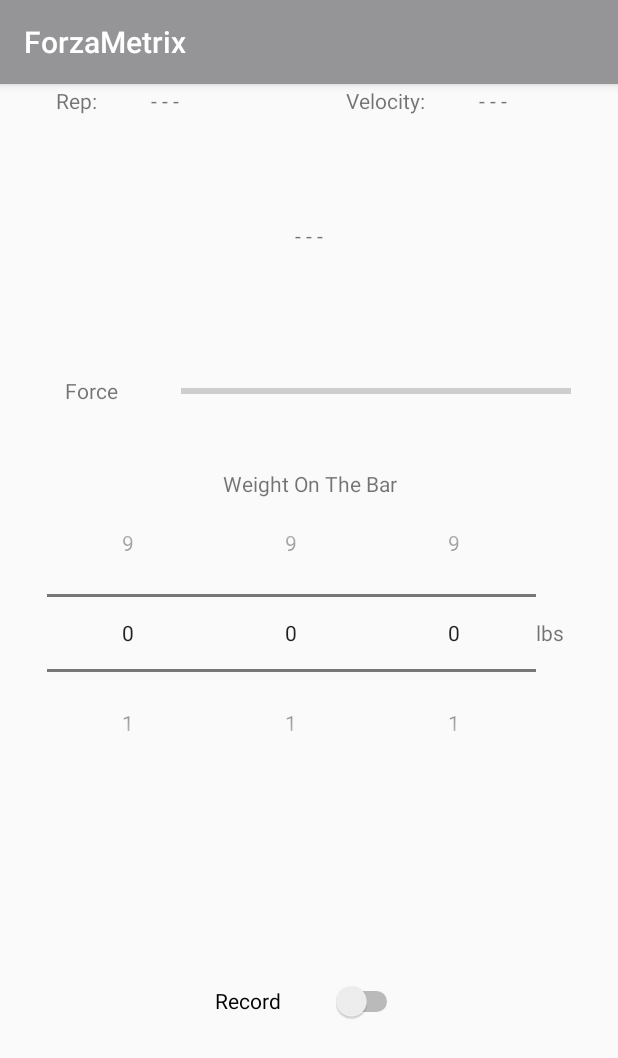
After one commit to jinxed9/vbt-android-app, an Android app: the FragmentPagerActivity screen opened directly, with no data from a screen before it, on a phone screen of 412 x 824 dp. The commit adds this screen. Shown: the top 1058 px of the screen. Run offline under Robolectric (Android 15) with nearby library versions, the phone set to English and light mode, and no system bars.

Commit message:
Added a basic horizontal paging UI

```diff
--- a/app/src/main/AndroidManifest.xml
+++ b/app/src/main/AndroidManifest.xml
@@ -1,8 +1,10 @@
 <?xml version="1.0" encoding="utf-8"?>
 <manifest xmlns:android="http://schemas.android.com/apk/res/android"
     package="com.forzametrix.forzametrix">
+
     <uses-permission android:name="android.permission.WRITE_EXTERNAL_STORAGE" />
     <uses-permission android:name="android.permission.READ_EXTERNAL_STORAGE" />
+
     <application
         android:allowBackup="true"
         android:icon="@mipmap/ic_launcher_fm"
@@ -10,8 +12,7 @@
         android:roundIcon="@mipmap/ic_launcher_round"
         android:supportsRtl="true"
         android:theme="@style/AppTheme">
-        <activity android:name=".logger.LoggerActivity">
-        </activity>
+        <activity android:name=".logger.LoggerActivity" />
         <activity
             android:name=".splash.SplashActivity"
             android:label="@string/title_activity_splash"
@@ -22,6 +23,7 @@
                 <category android:name="android.intent.category.LAUNCHER" />
             </intent-filter>
         </activity>
+        <activity android:name=".pager.FragmentPagerActivity"></activity>
     </application>
 
 </manifest>
--- /dev/null
+++ b/app/src/main/java/com/forzametrix/forzametrix/pager/FragmentPagerActivity.java
@@ -0,0 +1,87 @@
+package com.forzametrix.forzametrix.pager;
+
+import android.Manifest;
+import android.support.v4.app.ActivityCompat;
+import android.support.v4.app.Fragment;
+import android.support.v4.app.FragmentManager;
+import android.support.v4.app.FragmentPagerAdapter;
+import android.support.v4.app.FragmentTransaction;
+import android.support.v4.app.ListFragment;
+import android.support.v4.content.ContextCompat;
+import android.support.v4.view.ViewPager;
+import android.support.v7.app.AppCompatActivity;
+import android.os.Bundle;
+import android.util.Log;
+import android.view.LayoutInflater;
+import android.view.View;
+import android.view.ViewGroup;
+import android.widget.ArrayAdapter;
+import android.widget.Button;
+import android.widget.ListView;
+import android.widget.TextView;
+
+import com.forzametrix.forzametrix.R;
+import com.forzametrix.forzametrix.data.DataRecorder;
+import com.forzametrix.forzametrix.logger.LoggerFragment;
+import com.forzametrix.forzametrix.logger.LoggerPresenter;
+import com.forzametrix.forzametrix.velocity.VelocityFragment;
+
+import java.util.logging.Logger;
+
+import static android.content.pm.PackageManager.PERMISSION_DENIED;
+
+public class FragmentPagerActivity extends AppCompatActivity {
+    static final int NUM_ITEMS = 2;
+    Adapter mAdapter;
+    ViewPager mPager;
+    static LoggerFragment lf;
+    static LoggerPresenter mLoggerPresenter;
+    static DataRecorder mDataRecorder;
+
+
+    @Override
+    protected void onCreate(Bundle savedInstanceState) {
+        super.onCreate(savedInstanceState);
+        setContentView(R.layout.fragment_pager);
+
+        int MY_PERMISSION_REQUEST_EXTERNAL_WRITE = 0;
+
+        //permission check. this needs to be implemented better
+        int permissionCheck = ContextCompat.checkSelfPermission(this, Manifest.permission.WRITE_EXTERNAL_STORAGE);
+
+        if(permissionCheck == PERMISSION_DENIED){
+            //request permissions
+            ActivityCompat.requestPermissions(this,new String[]{Manifest.permission.WRITE_EXTERNAL_STORAGE},
+                    MY_PERMISSION_REQUEST_EXTERNAL_WRITE);
+
+        }
+
+        lf = new LoggerFragment();
+        mDataRecorder = new DataRecorder();
+        mLoggerPresenter = new LoggerPresenter(mDataRecorder ,lf);
+        mAdapter = new Adapter(getSupportFragmentManager());
+
+        mPager = (ViewPager)findViewById(R.id.pager);
+        mPager.setAdapter(mAdapter);
+
+    }
+
+
+    public static class Adapter extends FragmentPagerAdapter {
+        public Adapter(FragmentManager fm) {
+            super(fm);
+        }
+
+        @Override
+        public int getCount() {
+            return NUM_ITEMS;
+        }
+
+        @Override
+        public Fragment getItem(int position) {
+            if(position == 0)
+                return lf;
+            return new VelocityFragment();
+        }
+    }
+}
--- a/app/src/main/java/com/forzametrix/forzametrix/splash/SplashActivity.java
+++ b/app/src/main/java/com/forzametrix/forzametrix/splash/SplashActivity.java
@@ -11,10 +11,11 @@ import android.content.Intent;
 import com.forzametrix.forzametrix.logger.LoggerActivity;
 
 import com.forzametrix.forzametrix.R;
+import com.forzametrix.forzametrix.pager.FragmentPagerActivity;
 
 public class SplashActivity extends AppCompatActivity {
 
-    private final int SPLASH_DISPLAY_LENGTH = 2000;
+    private final int SPLASH_DISPLAY_LENGTH = 1000;
 /*
     @Override
     protected void onCreate(Bundle savedInstanceState) {
@@ -48,7 +49,7 @@ public class SplashActivity extends AppCompatActivity {
         new Handler().postDelayed(new Runnable(){
             @Override
             public void run(){
-                startActivity(new Intent(SplashActivity.this, LoggerActivity.class));
+                startActivity(new Intent(SplashActivity.this, FragmentPagerActivity.class));
                 finish();
             }
 
--- /dev/null
+++ b/app/src/main/java/com/forzametrix/forzametrix/velocity/VelocityFragment.java
@@ -0,0 +1,33 @@
+package com.forzametrix.forzametrix.velocity;
+
+
+import android.os.Bundle;
+import android.view.LayoutInflater;
+import android.view.View;
+import android.view.ViewGroup;
+import android.support.v4.app.Fragment;
+
+import com.forzametrix.forzametrix.R;
+
+/**
+ * A simple {@link Fragment} subclass.
+ */
+public class VelocityFragment extends Fragment {
+
+    public static VelocityFragment newInstance(){
+        return new VelocityFragment();
+    }
+
+    public VelocityFragment() {
+        // Required empty public constructor
+    }
+
+
+    @Override
+    public View onCreateView(LayoutInflater inflater, ViewGroup container,
+                             Bundle savedInstanceState) {
+        // Inflate the layout for this fragment
+        return inflater.inflate(R.layout.velocty_fragment, container, false);
+    }
+
+}
--- /dev/null
+++ b/app/src/main/res/layout/fragment_pager.xml
@@ -0,0 +1,13 @@
+<LinearLayout xmlns:android="http://schemas.android.com/apk/res/android"
+    android:orientation="vertical" android:padding="1dip"
+    android:gravity="center_horizontal"
+    android:layout_width="match_parent" android:layout_height="match_parent">
+
+    <android.support.v4.view.ViewPager
+        android:id="@+id/pager"
+        android:layout_width="match_parent"
+        android:layout_height="0px"
+        android:layout_weight="1">
+    </android.support.v4.view.ViewPager>
+
+</LinearLayout>
--- a/app/src/main/res/values/strings.xml
+++ b/app/src/main/res/values/strings.xml
@@ -1,4 +1,9 @@
 <resources>
     <string name="app_name">ForzaMetrix</string>
     <string name="title_activity_splash">ForzaMetrix</string>
+
+    <!-- TODO: Remove or change this placeholder text -->
+    <string name="hello_blank_fragment">Hello blank fragment</string>
+    <string name="first">first</string>
+    <string name="last">last</string>
 </resources>
```
Also changed, not shown: app/src/main/res/layout/velocty_fragment.xml (added, +13 -0 lines).
